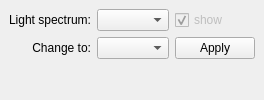
Old version of the form gui/docks/illumdock.ui in the repository gerbilvis/gerbil.
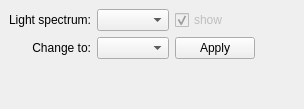
New version of the form. Icons and pictures are not drawn.

What changed in the file:
```diff
--- a/gui/docks/illumdock.ui
+++ b/gui/docks/illumdock.ui
@@ -2,6 +2,14 @@
 <ui version="4.0">
  <class>IllumDock</class>
  <widget class="QDockWidget" name="IllumDock">
+  <property name="geometry">
+   <rect>
+    <x>0</x>
+    <y>0</y>
+    <width>304</width>
+    <height>109</height>
+   </rect>
+  </property>
   <property name="windowTitle">
    <string>Illumination</string>
   </property>
```
Left out of the diff: 3 changed lines with no effect on the pictures.
